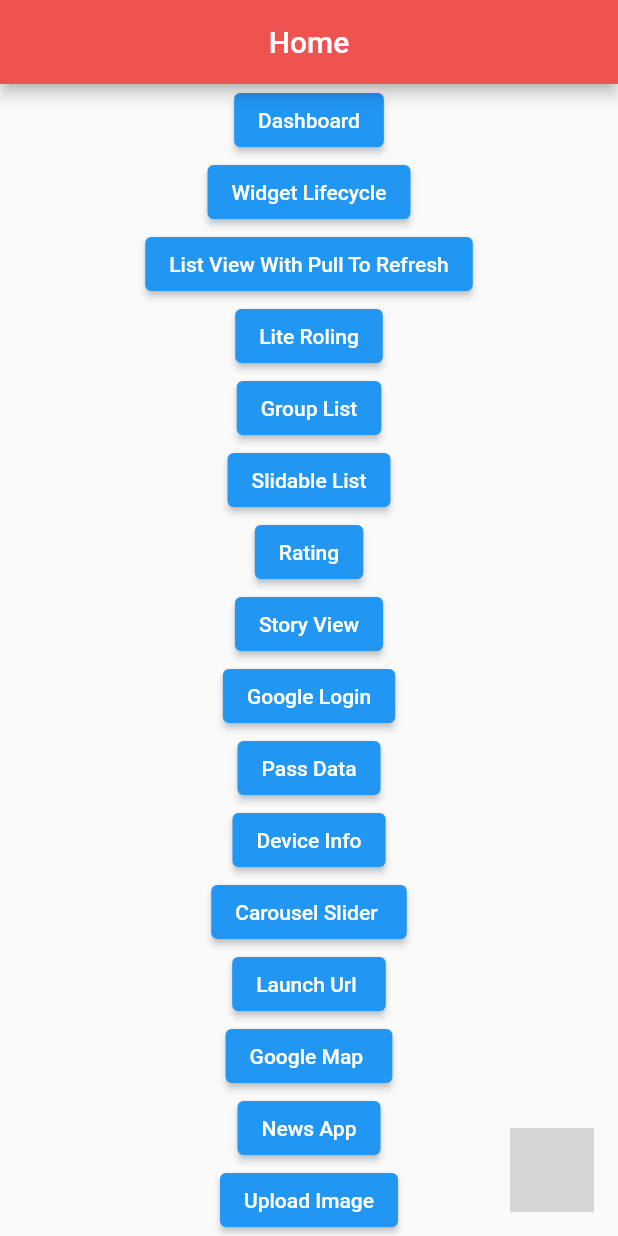
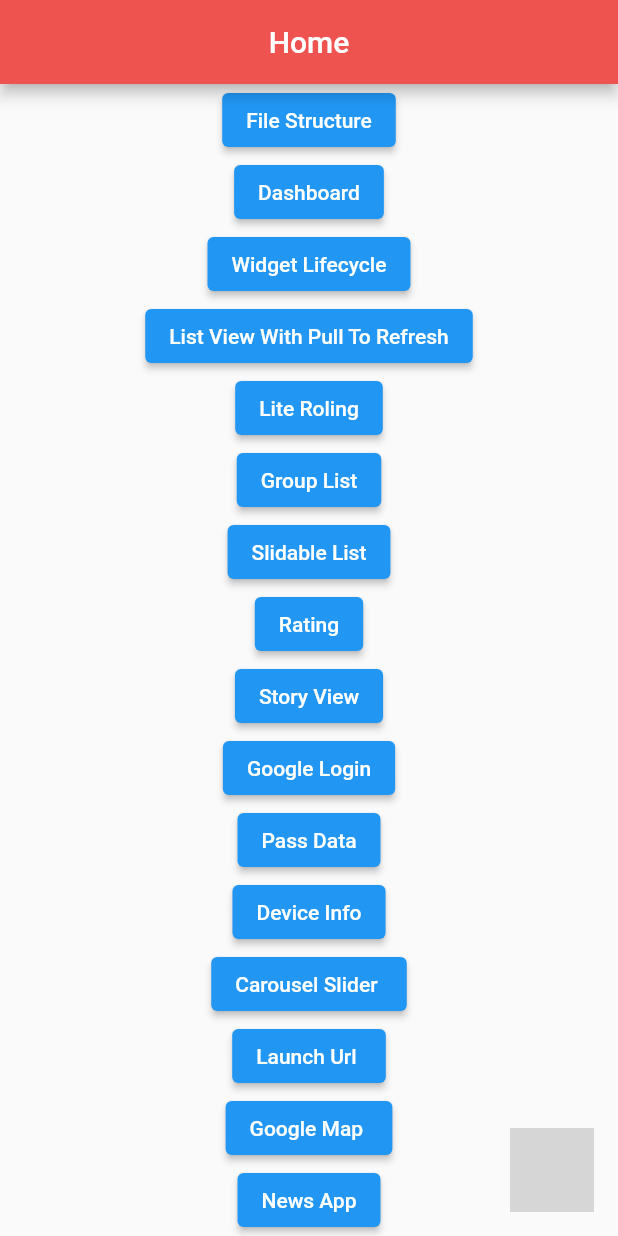
Before and after one commit to tbs-raviashara/flutter-demo, a Flutter app: the screen it shows after launch, on a phone screen of 412 x 824 dp. Run offline on Flutter 3.47's test engine with Material 2 defaults, Android fonts, the phone set to English and light mode, and no system bars; drawn by our look-alikes of screenshot; our stand-ins replace awesome_dialog, carousel_slider, cloud_firestore, connectivity, device_info, expansion_tile_card and 23 more; missing offline and left inert: qr_code_scanner, unicorndial; accounts and stored records are empty; grey boxes are pictures that could not be loaded.

```diff
--- a/lib/home.dart
+++ b/lib/home.dart
@@ -118,6 +118,13 @@ class _HomeState extends State<Home> {
               child: SingleChildScrollView(
                 child: Column(
                   children: <Widget>[
+                    ElevatedButton(
+                      onPressed: () =>
+                          {Navigator.pushNamed(context, '/file-structure')},
+                      child: new Text(
+                        'File Structure',
+                      ),
+                    ),
                     ElevatedButton(
                       onPressed: () =>
                           {Navigator.pushNamed(context, '/dashboard')},
--- a/lib/main.dart
+++ b/lib/main.dart
@@ -7,6 +7,7 @@ import 'package:demo/cookie_store.dart';
 import 'package:demo/dashboard.dart';
 import 'package:demo/deviceinfo.dart';
 import 'package:demo/expansion_tile_card_demo.dart';
+import 'package:demo/file_structure.dart';
 // import 'package:demo/featurediscoverydemo.dart';
 import 'package:demo/firebaseInsert.dart';
 import 'package:demo/firebaselogin.dart';
@@ -98,6 +99,7 @@ class MyApp extends StatelessWidget {
         '/expansion-tile-demo': (context) => ExpansionListCard(),
         '/ui-challenge-1': (context) => UiChallenge1(),
         '/dashboard': (context) => Dashboard(),
+        '/file-structure': (context) => FileStructure(),
       },
     ));
   }
--- a/pubspec.yaml
+++ b/pubspec.yaml
@@ -23,6 +23,7 @@ environment:
 dependencies:
   flutter:
     sdk: flutter
+  path_provider:
   alert:
   regexpattern:
   adaptive_action_sheet:
```
Also changed, not shown: lib/file_structure.dart (added, +60 -0 lines), pubspec.lock, 2 other files.
